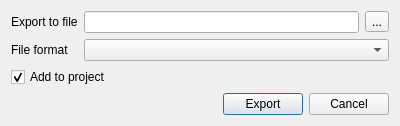
First picture: the form in src/corelibs/U2View/src/ov_assembly/ui/ExportReadsDialog.ui, repository violethaze74/ugene, before the edit.
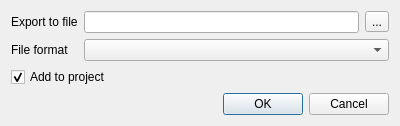
Second picture: the form after the edit.

Commit message: Help system for all dialogs, UI improvements for all dialogs.

```diff
--- a/src/corelibs/U2View/src/ov_assembly/ui/ExportReadsDialog.ui
+++ b/src/corelibs/U2View/src/ov_assembly/ui/ExportReadsDialog.ui
@@ -56,35 +56,11 @@
     </widget>
    </item>
    <item>
-    <layout class="QHBoxLayout" name="horizontalLayout">
-     <item>
-      <spacer name="horizontalSpacer">
-       <property name="orientation">
-        <enum>Qt::Horizontal</enum>
-       </property>
-       <property name="sizeHint" stdset="0">
-        <size>
-         <width>40</width>
-         <height>20</height>
-        </size>
-       </property>
-      </spacer>
-     </item>
-     <item>
-      <widget class="QPushButton" name="okPushButton">
-       <property name="text">
-        <string>Export</string>
-       </property>
-      </widget>
-     </item>
-     <item>
-      <widget class="QPushButton" name="cancelPushButton">
-       <property name="text">
-        <string>Cancel</string>
-       </property>
-      </widget>
-     </item>
-    </layout>
+    <widget class="QDialogButtonBox" name="buttonBox">
+     <property name="standardButtons">
+      <set>QDialogButtonBox::Cancel|QDialogButtonBox::Ok</set>
+     </property>
+    </widget>
    </item>
   </layout>
  </widget>
```
The commit also changes 309 other files.
